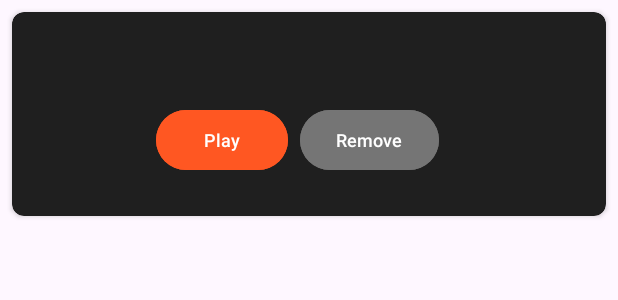
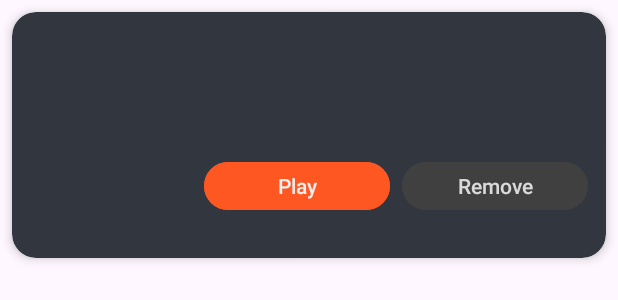
Before and after one commit to leanamariflor/MobileDevelopment, an Android app: the layout item_watchlist.xml on its own in the app's theme, with its tools: preview values and no code run, on a phone screen of 412 x 824 dp. Shown: the top 300 px of the screen. Run offline under Robolectric (Android 15) with nearby library versions, the phone set to English and light mode, and no system bars.

Commit message:
feat: enhance UI for watch history and watchlist with improved layout and styling

```diff
--- a/app/src/main/java/com/anime/aniwatch/activities/MainActivity.kt
+++ b/app/src/main/java/com/anime/aniwatch/activities/MainActivity.kt
@@ -58,7 +58,10 @@ class MainActivity : AppCompatActivity() {
         }
 
         fragmentTransaction.replace(R.id.frame_layout, fragment)
-        fragmentTransaction.commitAllowingStateLoss() // Use cautiously to avoid state loss crashes
+        fragmentTransaction.commitAllowingStateLoss()
+
+        // Post a runnable to ensure actoions bar updates fter transaction
+        fragmentManager.executePendingTransactions()
 
         when (fragment) {
             is HomeFragment -> {
--- a/app/src/main/res/layout/item_watch_history.xml
+++ b/app/src/main/res/layout/item_watch_history.xml
@@ -7,6 +7,7 @@
         android:layout_marginHorizontal="12dp"
         android:layout_marginVertical="6dp"
         app:cardCornerRadius="12dp"
+        app:cardBackgroundColor="@color/gray"
         app:cardElevation="3dp">
 
     <androidx.constraintlayout.widget.ConstraintLayout
@@ -45,7 +46,7 @@
                 android:ellipsize="end"
                 android:fontFamily="sans-serif-medium"
                 android:maxLines="2"
-                android:textColor="#212121"
+                android:textColor="@color/white"
                 android:textSize="18sp"
                 android:textStyle="bold"
                 app:layout_constraintEnd_toStartOf="@id/deleteButton"
--- a/app/src/main/res/layout/item_watchlist.xml
+++ b/app/src/main/res/layout/item_watchlist.xml
@@ -5,39 +5,45 @@
         android:layout_width="match_parent"
         android:layout_height="wrap_content"
         android:layout_margin="8dp"
-    app:cardCornerRadius="8dp"
-    app:cardBackgroundColor="#1F1F1F">
+        app:cardCornerRadius="16dp"
+        app:cardElevation="4dp"
+        app:cardBackgroundColor="@color/gray">
 
     <LinearLayout
             android:layout_width="match_parent"
             android:layout_height="wrap_content"
             android:orientation="horizontal"
-        android:padding="8dp">
+            android:padding="12dp">
 
         <ImageView
                 android:id="@+id/animePoster"
-            android:layout_width="80dp"
-            android:layout_height="120dp"
+                android:layout_width="100dp"
+                android:layout_height="140dp"
                 android:scaleType="centerCrop"
-            android:contentDescription="Anime Poster" />
+                android:contentDescription="Anime Poster"
+                app:layout_constraintStart_toStartOf="parent"
+                app:layout_constraintTop_toTopOf="parent"
+                android:clipToOutline="true" />
 
         <LinearLayout
                 android:layout_width="0dp"
                 android:layout_height="match_parent"
                 android:layout_weight="1"
                 android:orientation="vertical"
-            android:layout_marginStart="8dp"
-            android:layout_marginLeft="8dp">
+                android:layout_marginStart="16dp"
+                android:layout_marginLeft="16dp"
+                android:gravity="center_vertical">
 
             <TextView
                     android:id="@+id/animeTitle"
                     android:layout_width="match_parent"
                     android:layout_height="wrap_content"
-                android:textSize="16sp"
+                    android:textSize="18sp"
                     android:textStyle="bold"
                     android:textColor="#FFFFFF"
                     android:maxLines="2"
-                android:ellipsize="end" />
+                    android:ellipsize="end"
+                    android:letterSpacing="0.02" />
 
             <TextView
                     android:id="@+id/episodeInfo"
@@ -45,31 +51,41 @@
                     android:layout_height="wrap_content"
                     android:textSize="14sp"
                     android:textColor="#BBBBBB"
-                android:layout_marginTop="4dp" />
+                    android:layout_marginTop="8dp"
+                    android:alpha="0.8" />
 
             <LinearLayout
                     android:layout_width="match_parent"
                     android:layout_height="wrap_content"
                     android:orientation="horizontal"
-                android:layout_marginTop="8dp">
+                    android:layout_marginTop="16dp">
 
                 <Button
                         android:id="@+id/playButton"
-                    android:layout_width="wrap_content"
-                    android:layout_height="wrap_content"
+                        android:layout_width="0dp"
+                        android:layout_height="40dp"
+                        android:layout_weight="1"
                         android:text="Play"
-                    android:textSize="12sp"
+                        android:textColor="@color/white"
+                        android:textSize="14sp"
+                        android:textAllCaps="false"
                         android:backgroundTint="#FF5722"
                         android:layout_marginEnd="8dp"
-                    android:layout_marginRight="8dp" />
+                        android:layout_marginRight="8dp"
+                        app:cornerRadius="20dp" />
 
                 <Button
                         android:id="@+id/removeButton"
-                    android:layout_width="wrap_content"
-                    android:layout_height="wrap_content"
+                        android:layout_width="0dp"
+                        android:layout_height="40dp"
+                        android:layout_weight="1"
                         android:text="Remove"
-                    android:textSize="12sp"
-                    android:backgroundTint="#757575" />
+                        android:textColor="@color/white"
+                        android:textSize="14sp"
+                        android:textAllCaps="false"
+                        android:backgroundTint="#424242"
+                        app:cornerRadius="20dp"
+                        android:alpha="0.9" />
             </LinearLayout>
         </LinearLayout>
     </LinearLayout>
```
Lines whose indentation alone changed are shown as unchanged.
